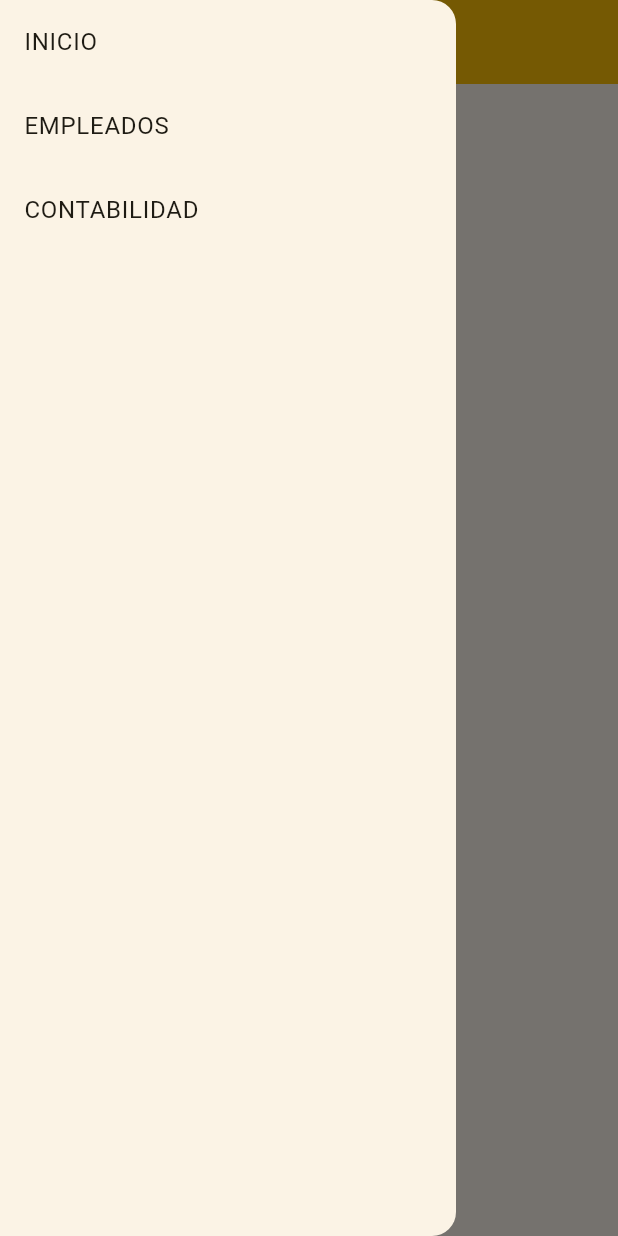
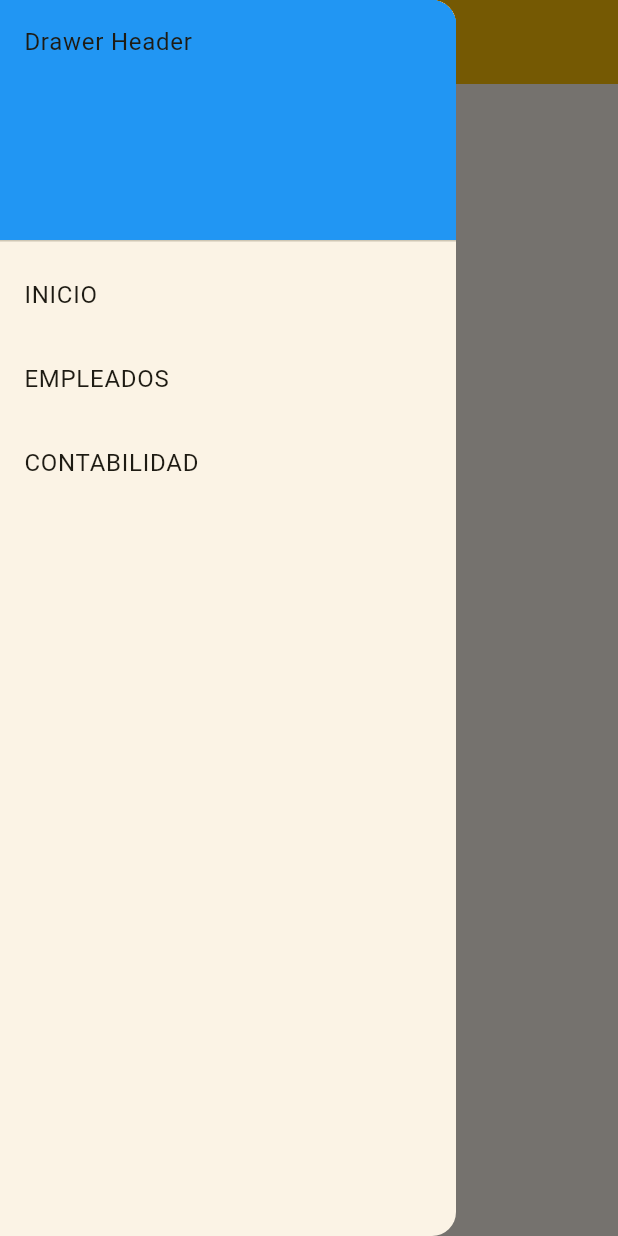
Before and after one commit to EMIsDev/ferret_erp, a Flutter app: the screen it shows after launch, with the side drawer open, on a phone screen of 412 x 824 dp. Run offline on Flutter 3.47's test engine with Material 3 defaults, Android fonts, the phone set to English and light mode, and no system bars; our stand-ins replace cloud_firestore, firebase_core, flutter_modular; accounts and stored records are empty; generated files the repository leaves out were written again.

Commit message:
version drawer

```diff
--- a/lib/features/empleados/empleados_module.dart
+++ b/lib/features/empleados/empleados_module.dart
@@ -1,14 +1,22 @@
+import 'package:ferret_erp/features/empleados/components/empleado_info_card.dart';
 import 'package:ferret_erp/features/empleados/components/empleado_work_table.dart';
 import 'package:ferret_erp/features/empleados/empleados_page.dart';
 import 'package:flutter_modular/flutter_modular.dart';
 
 class EmpleadosModule extends Module {
+  final List<ChildRoute> _moduleRoutes = [
+    ChildRoute('/tablaTrabajos/:idTrabajador',
+        child: (context) =>
+            EmpleadoWorkTable(trabajador: Modular.args.params['idTrabajador'])),
+    ChildRoute('/info/:idTrabajador',
+        child: (context) =>
+            EmpleadoInfoCard(trabajador: Modular.args.params['idTrabajador'])),
+  ];
+
+  List<ChildRoute> get moduleRoutes => _moduleRoutes;
   @override
   void routes(r) {
-    r.child('/', child: (context) => const EmpleadosPage(), children: [
-      ChildRoute('/tablaTrabajos/:idTrabajador',
-          child: (_) =>
-              EmpleadoWorkTable(trabajador: r.args.params['idTrabajador'])),
-    ]);
+    r.child('/',
+        child: (context) => const EmpleadosPage(), children: _moduleRoutes);
   }
 }
--- a/lib/main_module.dart
+++ b/lib/main_module.dart
@@ -25,7 +25,9 @@ class MainModule extends Module {
   List<ModuleRoute> get moduleRoutes => _moduleRoutes;
 
   @override
-  void binds(i) {}
+  void binds(i) {
+    //  i.addLazySingleton(); // agregar singleton que se encargue de guardar las rutas.
+  }
 
   @override
   void routes(r) {
--- a/lib/main_page.dart
+++ b/lib/main_page.dart
@@ -12,11 +12,21 @@ class MainPage extends StatefulWidget {
 class _MainPageState extends State<MainPage> {
   String _title = 'Home Page'; // Initial title
   @override
+  void initState() {
+    super.initState();
+  }
+
+  @override
   Widget build(BuildContext context) {
     return Scaffold(
       appBar: AppBar(title: Text(_title)),
       drawer: Drawer(
           child: ListView(padding: EdgeInsets.zero, children: [
+        const DrawerHeader(
+            decoration: BoxDecoration(
+              color: Colors.blue,
+            ),
+            child: Text('Drawer Header')),
         for (final route in MainModule().moduleRoutes)
           ListTile(
             title: Text(route.name.replaceAll('/', '').toUpperCase()),
@@ -27,12 +37,7 @@ class _MainPageState extends State<MainPage> {
             },
           ),
       ])),
-      body: const Column(
-        // Or Row depending on your layout
-        children: [
-          Expanded(child: RouterOutlet()),
-        ],
-      ),
+      body: RouterOutlet(),
     );
   }
 
--- a/lib/services/RouteService.dart
+++ b/lib/services/global_routes_services.dart
@@ -1,7 +1,7 @@
 import 'package:flutter_modular/flutter_modular.dart';
 
-class RouteService {
+class GlobalRoutesService {
   final List<ModuleRoute> moduleRoutes;
 
-  const RouteService(this.moduleRoutes);
+  const GlobalRoutesService(this.moduleRoutes);
 }
--- a/pubspec.yaml
+++ b/pubspec.yaml
@@ -39,6 +39,7 @@ dependencies:
   firebase_core: ^2.31.1
   cloud_firestore: ^4.17.4
   firebase_messaging: ^14.9.3
+  intl: ^0.19.0
 
 dev_dependencies:
   flutter_test:
```
Also changed, not shown: lib/features/empleados/components/empleado_info_card.dart (added, +61 -0 lines), lib/features/empleados/components/empleado_work_table.dart (+35 -22 lines), lib/features/empleados/empleados_controller.dart (+33 -0 lines), lib/features/empleados/empleados_page.dart (+11 -14 lines), pubspec.lock.
